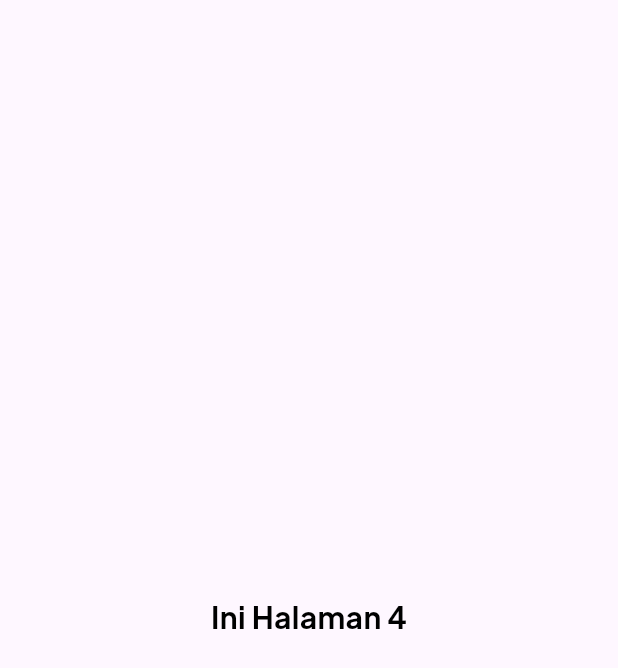
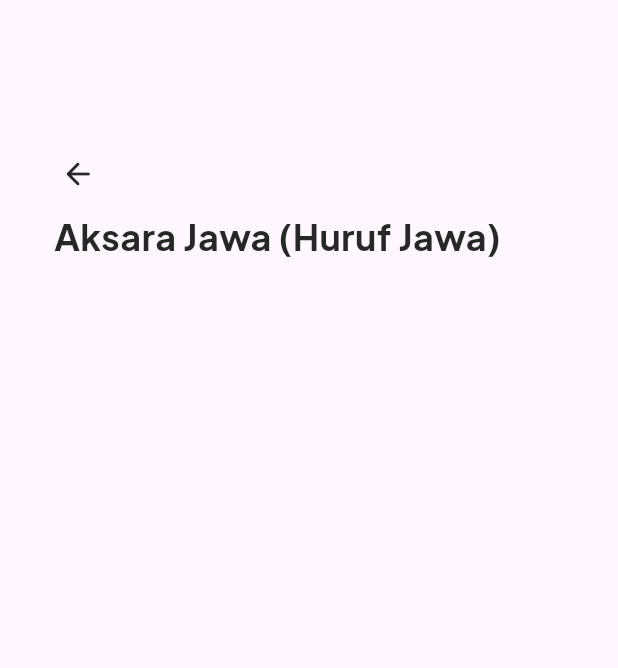
Before and after one commit to kyynnnnn/test-sinau, a Flutter app: the pageLvl4 screen opened by its route, on a phone screen of 412 x 824 dp. Shown: the top 668 px of the screen. Run offline on Flutter 3.47's test engine with Material 3 defaults, Android fonts, the phone set to English and light mode, and no system bars; our stand-ins replace cloud_firestore, firebase_auth, firebase_core, google_fonts; accounts and stored records are empty.

Commit message:
Menu lv4 done

```diff
--- a/lib/home_pages/lvl4.dart
+++ b/lib/home_pages/lvl4.dart
@@ -1,5 +1,7 @@
+import 'package:cloud_firestore/cloud_firestore.dart';
 import 'package:flutter/material.dart';
 import 'package:google_fonts/google_fonts.dart';
+import 'package:sinau/widgets/colors.dart';
 
 class pageLvl4 extends StatefulWidget {
   const pageLvl4({super.key});
@@ -12,13 +14,109 @@ class _pageLvl4State extends State<pageLvl4> {
   @override
   Widget build(BuildContext context) {
     return Scaffold(
-      body: Center(
-        child: Container(
-            child: Text('Ini Halaman 4',
-                style: GoogleFonts.plusJakartaSans(
-                    color: Colors.black,
-                    fontSize: 20,
-                    fontWeight: FontWeight.w700))),
+      body: Padding(
+        padding: EdgeInsets.all(20),
+        child: Center(
+            child: Padding(
+          padding: const EdgeInsets.symmetric(horizontal: 16),
+          child: StreamBuilder(
+            stream:
+                FirebaseFirestore.instance.collection('materi4').snapshots(),
+            builder: (context, snapshot) {
+              if (snapshot.connectionState == ConnectionState.waiting) {
+                return const Center(
+                  child: CircularProgressIndicator(),
+                );
+              } else if (snapshot.hasError) {
+                return Center(
+                  child: Text('Error: ${snapshot.error}'),
+                );
+              } else {
+                final users = snapshot.data!.docs;
+                return Column(
+                  crossAxisAlignment: CrossAxisAlignment.start,
+                  children: [
+                    const SizedBox(
+                      height: 72,
+                    ),
+                    IconButton(
+                      padding: const EdgeInsets.all(0),
+                      onPressed: () {
+                        Navigator.of(context).pop();
+                      },
+                      alignment: Alignment.centerLeft,
+                      icon: Icon(
+                        Icons.arrow_back_rounded,
+                        color: black,
+                        size: 24.0,
+                      ),
+                    ),
+                    Text(
+                      'Aksara Jawa (Huruf Jawa)',
+                      style: GoogleFonts.plusJakartaSans(
+                          color: black,
+                          fontWeight: FontWeight.w700,
+                          fontSize: 24),
+                    ),
+                    const SizedBox(
+                      height: 32.0,
+                    ),
+                    Expanded(
+                      child: ListView.builder(
+                        itemCount: users.length,
+                        itemBuilder: (context, index) {
+                          final user = users[index];
+                          return Column(
+                            children: [
+                              Container(
+                                width: MediaQuery.of(context).size.width,
+                                height: 600,
+                                //margin: const EdgeInsets.only(bottom: 15),
+                                decoration: const BoxDecoration(
+                                    //color: Colors.white,
+                                    borderRadius:
+                                        BorderRadius.all(Radius.circular(12))),
+                                child: Padding(
+                                  padding: const EdgeInsets.all(0),
+                                  child: Column(
+                                    mainAxisAlignment: MainAxisAlignment.start,
+                                    crossAxisAlignment:
+                                        CrossAxisAlignment.start,
+                                    children: [
+                                      Text(
+                                        user['title'],
+                                        style: GoogleFonts.plusJakartaSans(
+                                            color: black,
+                                            fontSize: 20,
+                                            fontWeight: FontWeight.w700),
+                                      ),
+                                      const SizedBox(
+                                        height: 8.0,
+                                      ),
+                                      Container(
+                                        //color: black,
+                                        width:
+                                            MediaQuery.of(context).size.width,
+                                        child: Image.network(
+                                          user['img-url'],
+                                          fit: BoxFit.fill,
+                                        ),
+                                      )
+                                    ],
+                                  ),
+                                ),
+                              )
+                            ],
+                          );
+                        },
+                      ),
+                    )
+                  ],
+                );
+              }
+            },
+          ),
+        )),
       ),
     );
   }
```
